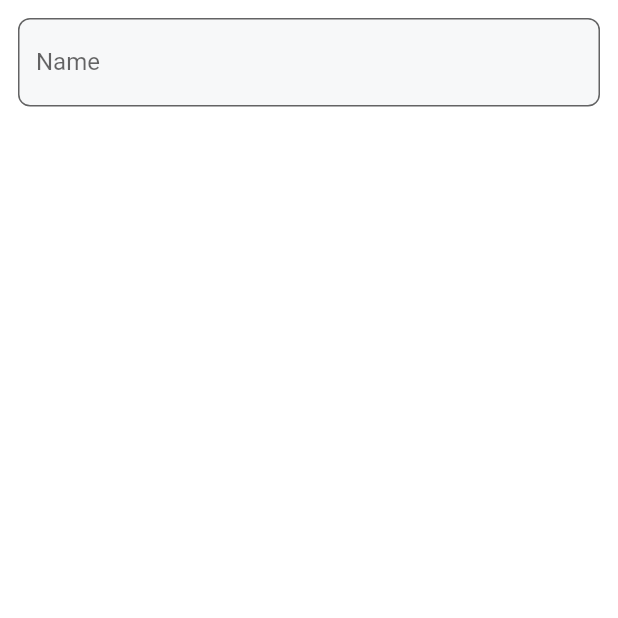
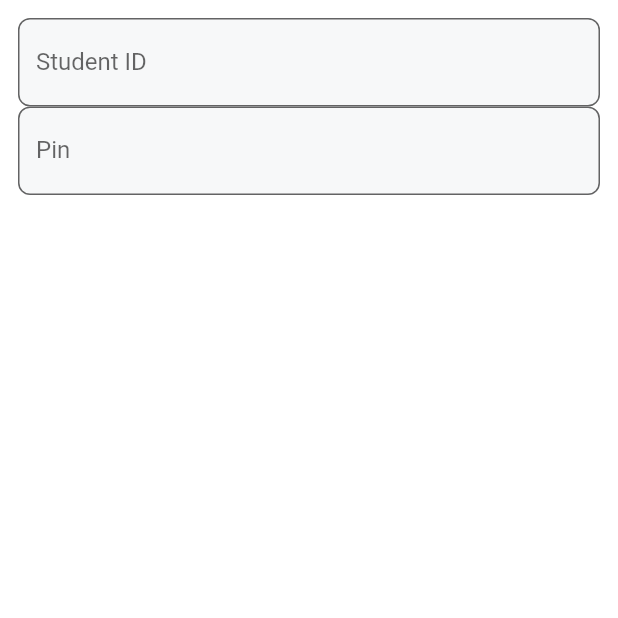
Before and after one commit to Serkhani/ugmis, a Flutter app: the screen it shows after launch, on a phone screen of 412 x 824 dp, the top half of it. Run offline on Flutter 3.47's test engine with Material 2 defaults, Android fonts, the phone set to English and light mode, and no system bars; our stand-ins replace get.

Commit message:
added textfields

```diff
--- a/lib/app/modules/login/views/login_view.dart
+++ b/lib/app/modules/login/views/login_view.dart
@@ -2,7 +2,7 @@ import 'package:flutter/material.dart';
 import 'package:flutter/services.dart';
 
 import 'package:get/get.dart';
-import 'package:ugmis/resources/app_colors.dart';
+import 'package:ugmis/app/components/textfield.dart';
 import 'package:ugmis/resources/sizes.dart';
 
 import '../controllers/login_controller.dart';
@@ -16,30 +16,12 @@ class LoginView extends GetView<LoginController> {
         backgroundColor: Colors.white,
         body: SingleChildScrollView(
           padding: const EdgeInsets.all(Sizes.marginMedium),
-          child: TextFormField(
-            enableSuggestions: true,
-            autovalidateMode: AutovalidateMode.onUserInteraction,
-            maxLength: 8,
-            maxLengthEnforcement: MaxLengthEnforcement.enforced,
-            keyboardType: TextInputType.number,
-            buildCounter: (context, {required currentLength, required isFocused, maxLength}) {
-              return Container();
-            },
-            decoration: InputDecoration(
-              filled: true,
-              labelText: 'Name',
-              hintText: 'Kwaku Frimpong',
-              hintStyle: const TextStyle(fontStyle: FontStyle.italic),
-              fillColor: AppColors.textInputField,
-              border: OutlineInputBorder(
-                borderRadius: BorderRadius.circular(Sizes.radiusMini),
-                borderSide: const BorderSide(
-                  color: AppColors.textInputFieldBorder
-                ),
-              ),
-            ),
-            scrollPadding: const EdgeInsets.all(10.0),
-          ),
+          child: Column(
+            children: [
+              TextInputField(labelText: 'Student ID', hintText: '109*****'),
+              TextInputField(labelText: 'Pin', hintText: '12345', obscureText: true),
+            ],
+          )
         )
       ),
     );
```
